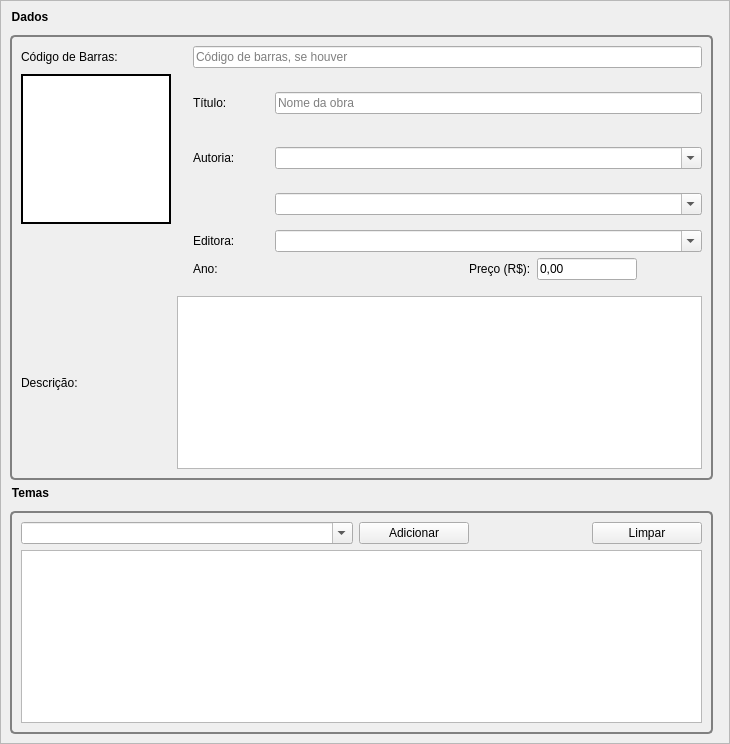
Above: src/lib/ui/form_book.ui from raulvc/seareiros before the change. Below: the same form after it.
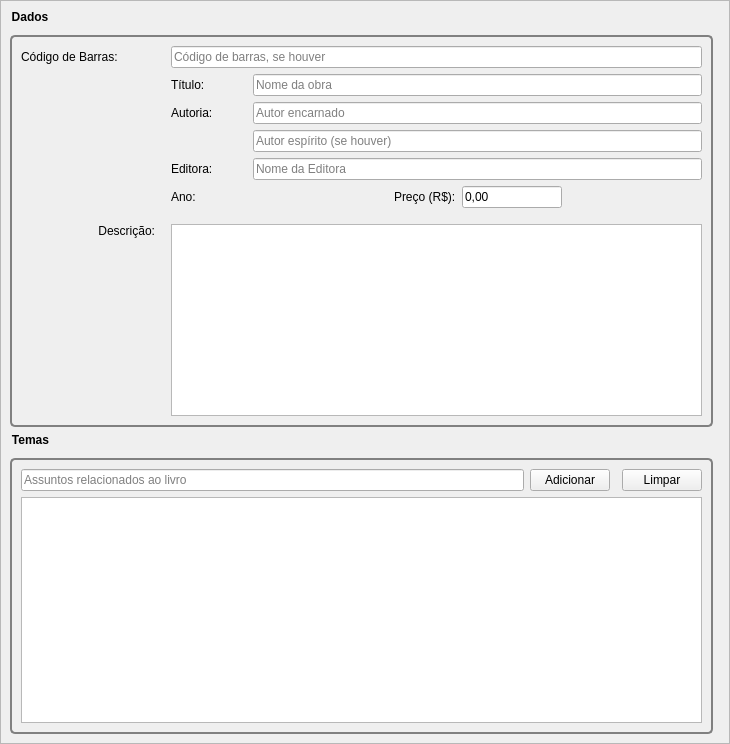
That is the form after the change. Icons and pictures are not drawn.

Commit message: more work on book adding/searching

What changed in the file:
```diff
--- a/src/lib/ui/form_book.ui
+++ b/src/lib/ui/form_book.ui
@@ -94,6 +94,13 @@
        <property name="topMargin">
         <number>9</number>
        </property>
+       <item row="2" column="3" colspan="4">
+        <widget class="QLineEdit" name="edAuthor">
+         <property name="placeholderText">
+          <string>Autor encarnado</string>
+         </property>
+        </widget>
+       </item>
        <item row="6" column="2">
         <spacer name="verticalSpacer">
          <property name="orientation">
@@ -135,66 +142,17 @@
          </property>
         </widget>
        </item>
-       <item row="1" column="0" rowspan="3">
-        <widget class="QGraphicsView" name="graphicsView">
-         <property name="minimumSize">
-          <size>
-           <width>150</width>
-           <height>150</height>
-          </size>
+       <item row="1" column="0" rowspan="5">
+        <widget class="QLabel" name="edImage">
+         <property name="text">
+          <string/>
          </property>
-         <property name="maximumSize">
-          <size>
-           <width>150</width>
-           <height>150</height>
-          </size>
+         <property name="pixmap">
+          <pixmap resource="../../../res/icons.qrc">:/icons/no_image.png</pixmap>
          </property>
-         <property name="frameShape">
-          <enum>QFrame::Box</enum>
-         </property>
-         <property name="frameShadow">
-          <enum>QFrame::Plain</enum>
-         </property>
-         <property name="lineWidth">
-          <number>2</number>
-         </property>
-         <property name="midLineWidth">
-          <number>0</number>
-         </property>
-         <property name="verticalScrollBarPolicy">
-          <enum>Qt::ScrollBarAlwaysOff</enum>
-         </property>
-         <property name="horizontalScrollBarPolicy">
-          <enum>Qt::ScrollBarAlwaysOff</enum>
-         </property>
-         <property name="backgroundBrush">
-          <brush brushstyle="NoBrush">
-           <color alpha="255">
-            <red>0</red>
-            <green>0</green>
-            <blue>0</blue>
-           </color>
-          </brush>
-         </property>
-         <property name="foregroundBrush">
-          <brush brushstyle="SolidPattern">
-           <color alpha="255">
-            <red>0</red>
-            <green>0</green>
-            <blue>0</blue>
-           </color>
-          </brush>
-         </property>
         </widget>
        </item>
-       <item row="2" column="3" colspan="6">
-        <widget class="QComboBox" name="comboAuthor">
-         <property name="editable">
-          <bool>true</bool>
-         </property>
-        </widget>
-       </item>
-       <item row="1" column="3" colspan="6">
+       <item row="1" column="3" colspan="4">
         <widget class="QLineEdit" name="edTitle">
          <property name="inputMethodHints">
           <set>Qt::ImhUppercaseOnly</set>
@@ -204,7 +162,7 @@
          </property>
         </widget>
        </item>
-       <item row="0" column="2" colspan="7">
+       <item row="0" column="2" colspan="5">
         <widget class="QLineEdit" name="edBarcode">
          <property name="placeholderText">
           <string>Código de barras, se houver</string>
@@ -243,13 +201,6 @@
          </property>
         </widget>
        </item>
-       <item row="3" column="3" colspan="6">
-        <widget class="QComboBox" name="comboSAuthor">
-         <property name="editable">
-          <bool>true</bool>
-         </property>
-        </widget>
-       </item>
        <item row="1" column="1">
         <spacer name="horizontalSpacer_2">
          <property name="orientation">
@@ -266,13 +217,6 @@
          </property>
         </spacer>
        </item>
-       <item row="4" column="3" colspan="6">
-        <widget class="QComboBox" name="comboPublisher">
-         <property name="editable">
-          <bool>true</bool>
-         </property>
-        </widget>
-       </item>
        <item row="5" column="2">
         <widget class="QLabel" name="label_4">
          <property name="text">
@@ -280,7 +224,7 @@
          </property>
         </widget>
        </item>
-       <item row="5" column="6">
+       <item row="5" column="4">
         <widget class="QLabel" name="label_5">
          <property name="sizePolicy">
           <sizepolicy hsizetype="Fixed" vsizetype="Preferred">
@@ -300,17 +244,17 @@
          </property>
         </widget>
        </item>
-       <item row="7" column="1" colspan="8">
-        <widget class="QTextEdit" name="edDescription"/>
-       </item>
        <item row="7" column="0">
         <widget class="QLabel" name="label_7">
          <property name="text">
           <string>Descrição:</string>
          </property>
+         <property name="alignment">
+          <set>Qt::AlignRight|Qt::AlignTop|Qt::AlignTrailing</set>
+         </property>
         </widget>
        </item>
-       <item row="5" column="7">
+       <item row="5" column="5">
         <widget class="QLineEdit" name="edPrice">
          <property name="sizePolicy">
           <sizepolicy hsizetype="Fixed" vsizetype="Fixed">
@@ -338,6 +282,23 @@
        <item row="5" column="3">
         <layout class="QVBoxLayout" name="edYearHolder"/>
        </item>
+       <item row="3" column="3" colspan="4">
+        <widget class="QLineEdit" name="edSAuthor">
+         <property name="placeholderText">
+          <string>Autor espírito (se houver)</string>
+         </property>
+        </widget>
+       </item>
+       <item row="4" column="3" colspan="4">
+        <widget class="QLineEdit" name="edPublisher">
+         <property name="placeholderText">
+          <string>Nome da Editora</string>
+         </property>
+        </widget>
+       </item>
+       <item row="7" column="2" colspan="5">
+        <widget class="QPlainTextEdit" name="edDescription"/>
+       </item>
       </layout>
      </widget>
     </item>
@@ -370,7 +331,7 @@
        <string>Temas</string>
       </property>
       <layout class="QGridLayout" name="gridLayout_4">
-       <item row="1" column="0" colspan="6">
+       <item row="1" column="0" colspan="4">
         <widget class="QTableWidget" name="tableSubjects">
          <property name="minimumSize">
           <size>
@@ -392,7 +353,7 @@
          </property>
         </widget>
        </item>
-       <item row="0" column="5">
+       <item row="0" column="3">
         <widget class="QPushButton" name="btnCleanSubjects">
          <property name="text">
           <string>Limpar</string>
@@ -403,14 +364,7 @@
          </property>
         </widget>
        </item>
-       <item row="0" column="0" colspan="3">
-        <widget class="QComboBox" name="comboSubject">
-         <property name="editable">
-          <bool>true</bool>
-         </property>
-        </widget>
-       </item>
-       <item row="0" column="3">
+       <item row="0" column="1">
         <widget class="QPushButton" name="btnAddSubject">
          <property name="text">
           <string>Adicionar</string>
@@ -421,6 +375,13 @@
          </property>
         </widget>
        </item>
+       <item row="0" column="0">
+        <widget class="QLineEdit" name="edSubject">
+         <property name="placeholderText">
+          <string>Assuntos relacionados ao livro</string>
+         </property>
+        </widget>
+       </item>
       </layout>
      </widget>
     </item>
```
Left out of the diff: 12 changed lines with no effect on the pictures. The commit also changes 17 other files.
